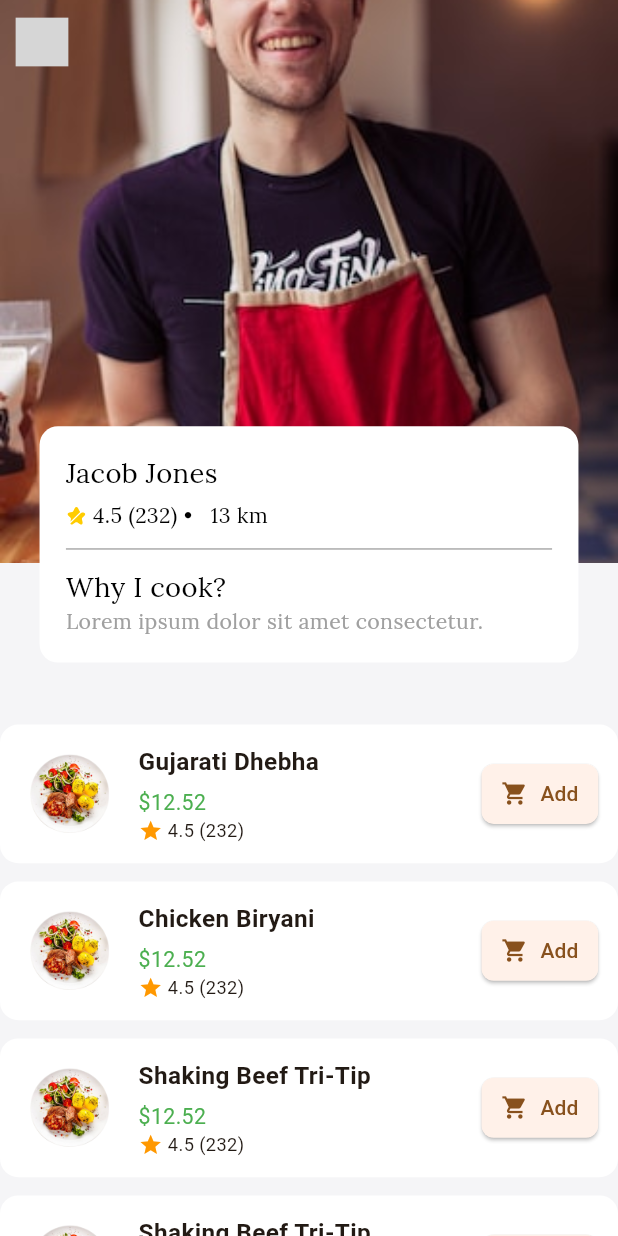
After one commit to sparktechagency/meal_deal_app, a Flutter app: the CookViewScreen screen opened by its route, on a phone screen of 412 x 824 dp. The commit adds this screen. Run offline on Flutter 3.47's test engine with Material 3 defaults, Android fonts, the phone set to English and light mode, and no system bars; our stand-ins replace cached_network_image, chat_bubbles, connectivity_plus, curved_labeled_navigation_bar, flutter_screenutil, flutter_spinkit and 17 more; missing offline and left inert: mime_type; accounts and stored records are empty; network calls fail; project files that could hold a hidden picture were left out; grey boxes are pictures that could not be loaded.

Commit message:
................

```diff
--- a/lib/custom_assets/assets.gen.dart
+++ b/lib/custom_assets/assets.gen.dart
@@ -212,6 +212,10 @@ class $AssetsImagesGen {
   /// File path: assets/images/cook_2.png
   AssetGenImage get cook2 => const AssetGenImage('assets/images/cook_2.png');
 
+  /// File path: assets/images/cook_image.jpg
+  AssetGenImage get cookImage =>
+      const AssetGenImage('assets/images/cook_image.jpg');
+
   /// File path: assets/images/img.png
   AssetGenImage get img => const AssetGenImage('assets/images/img.png');
 
@@ -257,6 +261,7 @@ class $AssetsImagesGen {
     appLogo,
     cook,
     cook2,
+    cookImage,
     img,
     img1,
     img2,
--- /dev/null
+++ b/lib/feature/home/user/children/cook_veiw_screen.dart
@@ -0,0 +1,202 @@
+import 'package:flutter/material.dart';
+import 'package:flutter_screenutil/flutter_screenutil.dart';
+import '../../../../app/utils/app_colors.dart';
+import '../../../../custom_assets/assets.gen.dart';
+import '../../../../widgets/widgets.dart';
+
+class CookViewScreen extends StatelessWidget {
+  const CookViewScreen({super.key});
+
+  @override
+  Widget build(BuildContext context) {
+    return Scaffold(
+      backgroundColor: AppColors.bgColor,
+      body: Stack(
+        children: [
+          SingleChildScrollView(
+            child: Column(
+              children: [
+                CustomContainer(
+                  height: 370.h,
+                  width: double.infinity,
+                  child: Assets.images.cookImage.image(
+                    fit: BoxFit.cover,
+                    width: double.infinity,
+                    height: double.infinity,
+                  ),
+                ),
+                SizedBox(height: 100.h),
+               // _buildFilters(),
+                //SizedBox(height: 16.h),
+                ..._buildMenuItems(),
+              ],
+            ),
+          ),
+          Positioned(
+            top: 280.h,
+              left: 24.w,
+              right: 24.w,
+              child: _buildProfileHeader()),
+          Positioned(
+            top: 0.h,
+              left: 0.w,
+              right: 0.w,
+              child: CustomAppBar(backgroundColor: Colors.transparent,)),
+        ],
+      ),
+    );
+  }
+
+  Widget _buildProfileHeader() {
+    return CustomContainer(
+      paddingAll: 16.w,
+        color: Colors.white,
+        radiusAll: 12.r,
+      child: Column(
+        crossAxisAlignment: CrossAxisAlignment.start,
+        children: [
+          CustomText(text: "Jacob Jones",fontSize: 18.sp, fontWeight: FontWeight.w500),
+          SizedBox(height: 6.h),
+          Row(
+            children: [
+              Assets.icons.star.svg(),
+              Flexible(child: CustomText(text: " 4.5 (232) •   13 km")),
+            ],
+          ),
+          Divider(color: AppColors.black04TextColor,thickness: 0.5,height: 24.h,),
+          CustomText(text: "Why I cook?",fontSize: 18.sp, fontWeight: FontWeight.w500),
+          CustomText(text:
+            "Lorem ipsum dolor sit amet consectetur.", color: AppColors.colorA0A0A0,
+          ),
+        ],
+      ),
+    );
+  }
+  /// Filter Buttons
+  Widget _buildFilters() {
+    return Row(
+      children: [
+        Expanded(
+          child: ElevatedButton.icon(
+            onPressed: () {},
+            icon: const Icon(Icons.sort),
+            label: const Text("Sort by"),
+            style: ElevatedButton.styleFrom(
+              backgroundColor: Colors.white,
+              foregroundColor: Colors.black,
+              elevation: 0,
+              shape: RoundedRectangleBorder(
+                borderRadius: BorderRadius.circular(8.r),
+              ),
+            ),
+          ),
+        ),
+        SizedBox(width: 8.w),
+        _chip("Seafood"),
+        SizedBox(width: 8.w),
+        _chip("Soup"),
+      ],
+    );
+  }
+
+  /// Menu Items
+  List<Widget> _buildMenuItems() {
+    final menu = [
+      "Gujarati Dhebha",
+      "Chicken Biryani",
+      "Shaking Beef Tri-Tip",
+      "Shaking Beef Tri-Tip",
+      "Shaking Beef Tri-Tip",
+    ];
+
+    return menu.map((dish) {
+      return _MenuCard(title: dish, price: 12.52, rating: 4.5, reviews: 232);
+    }).toList();
+  }
+
+  /// Custom Chip
+  Widget _chip(String text) {
+    return Chip(
+      label: Text(text),
+      backgroundColor: Colors.white,
+      padding: EdgeInsets.symmetric(horizontal: 8.w),
+    );
+  }
+
+}
+
+
+
+
+
+/// Menu Card Widget
+class _MenuCard extends StatelessWidget {
+  final String title;
+  final double price;
+  final double rating;
+  final int reviews;
+
+  const _MenuCard({
+    required this.title,
+    required this.price,
+    required this.rating,
+    required this.reviews,
+  });
+
+  @override
+  Widget build(BuildContext context) {
+    return Container(
+      margin: EdgeInsets.symmetric(vertical: 6.h),
+      padding: EdgeInsets.all(12.w),
+      decoration: BoxDecoration(
+        color: Colors.white,
+        borderRadius: BorderRadius.circular(12.r),
+      ),
+      child: Row(
+        children: [
+          // Thumbnail
+          ClipRRect(
+            borderRadius: BorderRadius.circular(8.r),
+            child: Assets.images.img.image(
+              width: 60.w,
+              height: 60.w,
+              fit: BoxFit.cover,
+            ),
+          ),
+          SizedBox(width: 12.w),
+
+          // Info
+          Expanded(
+            child: Column(
+              crossAxisAlignment: CrossAxisAlignment.start,
+              children: [
+                Text(title, style: TextStyle(fontSize: 16.sp, fontWeight: FontWeight.bold)),
+                SizedBox(height: 6.h),
+                Text("\$$price", style: TextStyle(fontSize: 14.sp, color: Colors.green)),
+                Row(
+                  children: [
+                    Icon(Icons.star, color: Colors.orange, size: 16.sp),
+                    Text(" $rating ($reviews)", style: TextStyle(fontSize: 12.sp)),
+                  ],
+                ),
+              ],
+            ),
+          ),
+
+          // Add Button
+          ElevatedButton.icon(
+            onPressed: () {},
+            icon: const Icon(Icons.shopping_cart, size: 18),
+            label: const Text("Add"),
+            style: ElevatedButton.styleFrom(
+              padding: EdgeInsets.symmetric(horizontal: 12.w, vertical: 8.h),
+              shape: RoundedRectangleBorder(
+                borderRadius: BorderRadius.circular(8.r),
+              ),
+            ),
+          ),
+        ],
+      ),
+    );
+  }
+}
--- a/lib/feature/home/user/children/product_details_screen.dart
+++ b/lib/feature/home/user/children/product_details_screen.dart
@@ -23,8 +23,7 @@ class _ProductDetailsScreenState extends State<ProductDetailsScreen> {
     double totalTk = isWarm ? tk + tkWarm : tk;
     return Scaffold(
       backgroundColor: AppColors.bgColor,
-      body: SafeArea(
-        child: NestedScrollView(
+      body: NestedScrollView(
         headerSliverBuilder: (context, innerBoxIsScrolled) {
           return [
             SliverAppBar(
@@ -291,7 +290,6 @@ class _ProductDetailsScreenState extends State<ProductDetailsScreen> {
           ),
         ),
       ),
-      ),
       bottomNavigationBar: SafeArea(
         top: false,
         child: CustomContainer(
--- a/lib/feature/home/widgets/cooks_card_widget.dart
+++ b/lib/feature/home/widgets/cooks_card_widget.dart
@@ -1,6 +1,8 @@
 import 'package:flutter/material.dart';
 import 'package:flutter_screenutil/flutter_screenutil.dart';
+import 'package:get/get.dart';
 import 'package:meal_deal_app/custom_assets/assets.gen.dart';
+import 'package:meal_deal_app/routes/app_routes.dart';
 import '../../../app/utils/app_colors.dart';
 import '../../../widgets/widgets.dart';
 
@@ -16,6 +18,9 @@ class CooksCardWidget extends StatelessWidget {
   @override
   Widget build(BuildContext context) {
     return CustomContainer(
+      onTap: (){
+        Get.toNamed(AppRoutes.cookViewScreen);
+      },
       paddingVertical: 6.h,
       marginRight: 14.w,
       marginLeft: index == 0 ? 14.w : 0,
--- a/lib/routes/app_routes.dart
+++ b/lib/routes/app_routes.dart
@@ -1,5 +1,6 @@
 import 'package:flutter/material.dart';
 import 'package:meal_deal_app/feature/home/user/children/category_screen.dart';
+import 'package:meal_deal_app/feature/home/user/children/cook_veiw_screen.dart';
 import 'package:meal_deal_app/feature/home/user/children/map_screen.dart';
 import 'package:meal_deal_app/feature/home/user/children/product_details_screen.dart';
 import 'package:meal_deal_app/feature/home/user/children/product_view_screen.dart';
@@ -73,6 +74,7 @@ abstract class AppRoutes {
   static const String categoryScreen = '/categoryScreen';
   static const String productViewScreen = '/productViewScreen';
   static const String productDetailsScreen = '/productDetailsScreen';
+  static const String cookViewScreen = '/cookViewScreen';
 
 
 
@@ -100,6 +102,7 @@ abstract class AppRoutes {
     categoryScreen : (context) => CategoryScreen(),
     productViewScreen : (context) => ProductViewScreen(),
     productDetailsScreen : (context) => ProductDetailsScreen(),
+    cookViewScreen : (context) => CookViewScreen(),
 
   };
 }
```
Also changed, not shown: assets/images/cook_image.jpg (added). Lines whose indentation alone changed are shown as unchanged.
